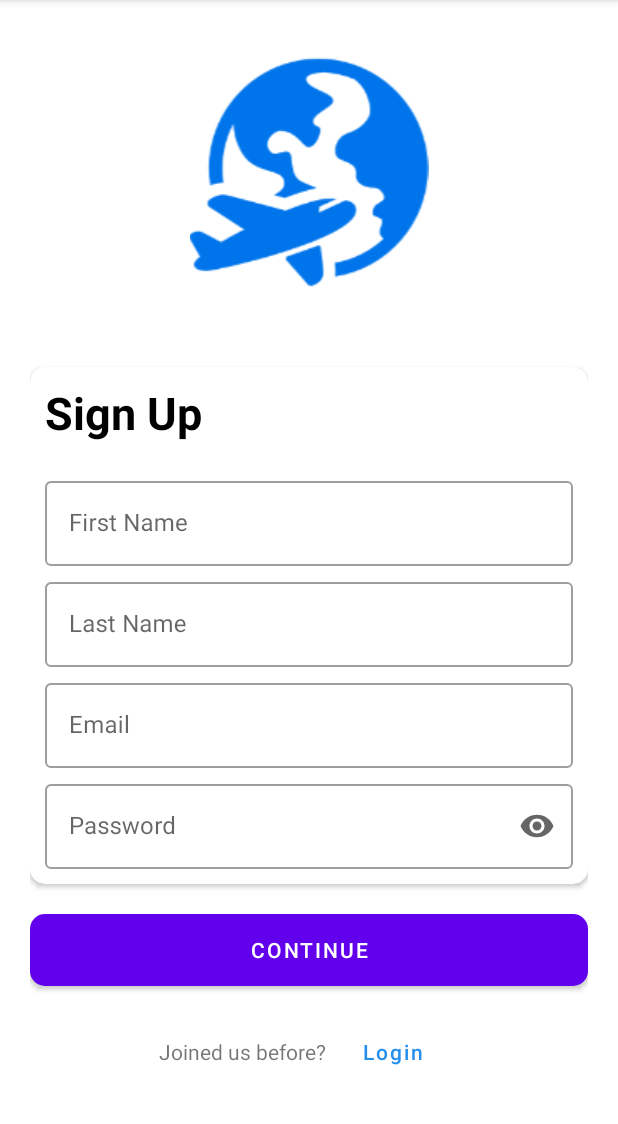
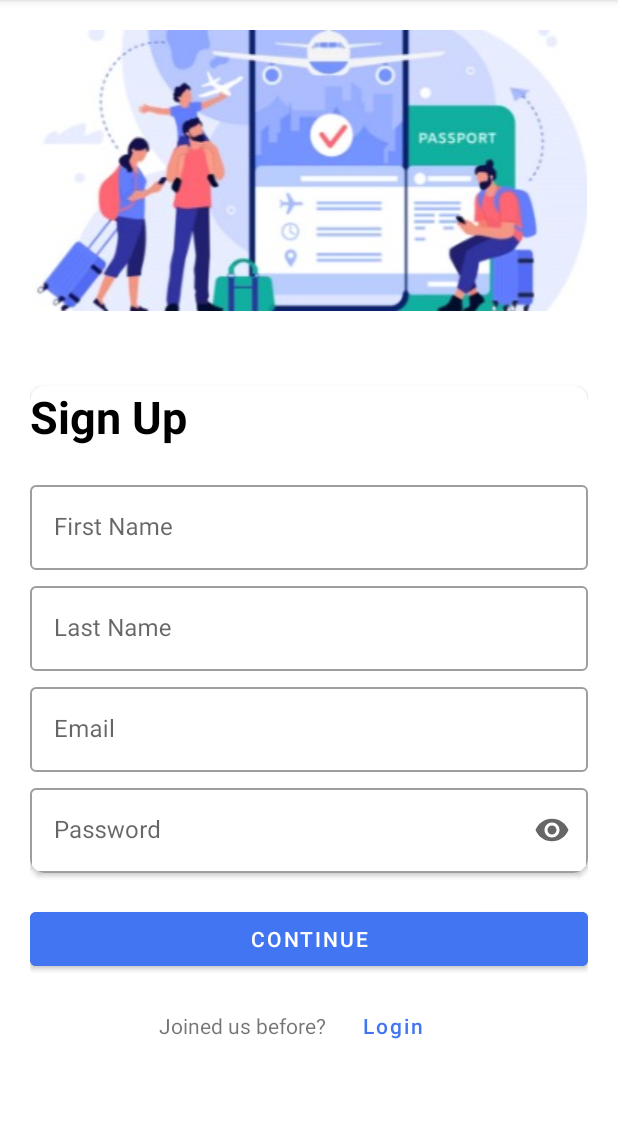
Before and after one commit to vishkalsi/TravelPal, an Android app: the screen it shows after launch (Signup_Page), on a phone screen of 412 x 824 dp, the part 84-1208 px from its top. Run offline under Robolectric (Android 15) with nearby library versions, the phone set to English and light mode, and no system bars.

Commit message:
Signup Screen is done

```diff
--- a/app/src/main/res/drawable/rounded_corner.xml
+++ b/app/src/main/res/drawable/rounded_corner.xml
@@ -1,5 +1,5 @@
 <?xml version="1.0" encoding="utf-8"?>
 <shape xmlns:android="http://schemas.android.com/apk/res/android">
     <corners  android:radius="10dp"/>
-    <solid android:color="@color/design_default_color_background"></solid>
+    <solid android:color="@color/primaryButtonColor"></solid>
 </shape>
--- a/app/src/main/res/layout/activity_signup_page.xml
+++ b/app/src/main/res/layout/activity_signup_page.xml
@@ -23,8 +23,7 @@
             <ImageView
                 android:layout_width="match_parent"
                 android:layout_height="match_parent"
-                android:src="@drawable/airplane"
-                android:layout_marginTop="15dp"
+                android:src="@drawable/signup"
                 android:layout_gravity="center">
 
             </ImageView>
@@ -39,7 +38,7 @@
                 <LinearLayout
                     android:layout_width="match_parent"
                     android:layout_height="wrap_content"
-                    android:layout_margin="10dp"
+
                     android:orientation="vertical">
 
                     <TextView
@@ -90,11 +89,13 @@
                         android:layout_height="wrap_content"
                         android:hint="@string/email"
                         app:endIconMode="clear_text"
-                        android:layout_marginTop="5dp">
+                        android:layout_marginTop="5dp"
+                        >
 
                         <com.google.android.material.textfield.TextInputEditText
                             android:layout_width="match_parent"
-                            android:layout_height="wrap_content" />
+                            android:layout_height="wrap_content"
+                            />
 
                     </com.google.android.material.textfield.TextInputLayout>
 
@@ -105,7 +106,7 @@
                         android:layout_height="wrap_content"
                         android:hint="@string/password"
                         app:endIconMode="password_toggle"
-                        android:layout_marginTop="5dp">
+                        android:layout_marginTop="5dp"          >
 
                         <com.google.android.material.textfield.TextInputEditText
                             android:layout_width="match_parent"
@@ -116,21 +117,20 @@
 
                 </LinearLayout>
             </androidx.cardview.widget.CardView>
-            <Button
+
+            <com.google.android.material.button.MaterialButton
                 android:id="@+id/reg_button"
-                style="@style/ShapeAppearanceOverlay.Material3.Button"
                 android:layout_width="match_parent"
                 android:layout_height="wrap_content"
-                android:text="@string/Signup_button"
-                android:background="@drawable/rounded_corner"
                 android:layout_marginTop="20dp"
-                />
+                android:backgroundTint="@color/primaryButtonColor"
+                android:text="@string/Signup_button" />
 
 
             <LinearLayout
                 android:layout_width="match_parent"
                 android:layout_height="wrap_content"
-                android:layout_marginTop="20dp"
+                android:layout_marginTop="10dp"
                 android:layout_gravity="center_vertical"
 
                 android:gravity="center"
@@ -148,8 +148,9 @@
                     android:layout_height="wrap_content"
                     android:text="Login"
                     android:textAllCaps="false"
-                    android:textColor="@color/blue"
+                    android:textColor="@color/primaryButtonColor"
                     style="@style/Widget.MaterialComponents.Button.TextButton"
+
                     />
 
             </LinearLayout>
--- a/app/src/main/res/values/colors.xml
+++ b/app/src/main/res/values/colors.xml
@@ -7,7 +7,7 @@
     <color name="teal_700">#FF018786</color>
     <color name="black">#FF000000</color>
     <color name="white">#FFFFFFFF</color>
-    <color name="blue">#268FEC</color>
+
 
     <color name="colorPrimary">#FFFFFF</color>
     <color name="colorPrimaryDark">#000</color>
@@ -23,5 +23,5 @@
     <color name="register_bk_color">#11CFC5</color>
     <color name="login_bk_color">#fff</color>
     <color name="whiteTextColor">#fff</color>
-    <color name="primaryTextColor">#11CFC5</color>
+    <color name="primaryButtonColor">#4275f1</color>
 </resources>
```
Also changed, not shown: app/src/main/res/drawable/airplane.png (deleted), app/src/main/res/drawable/signup.jpeg (added).
